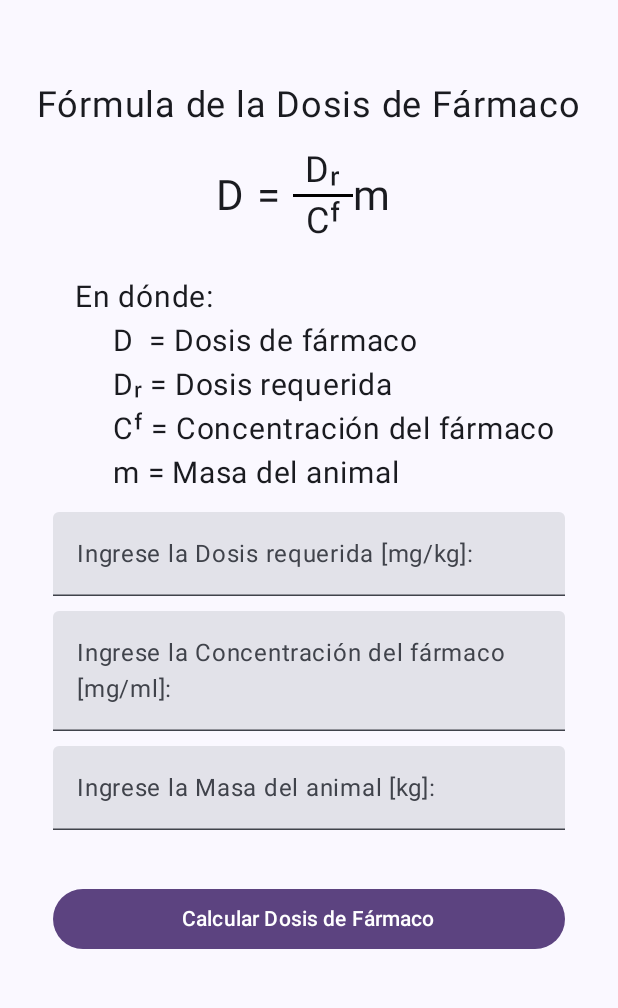
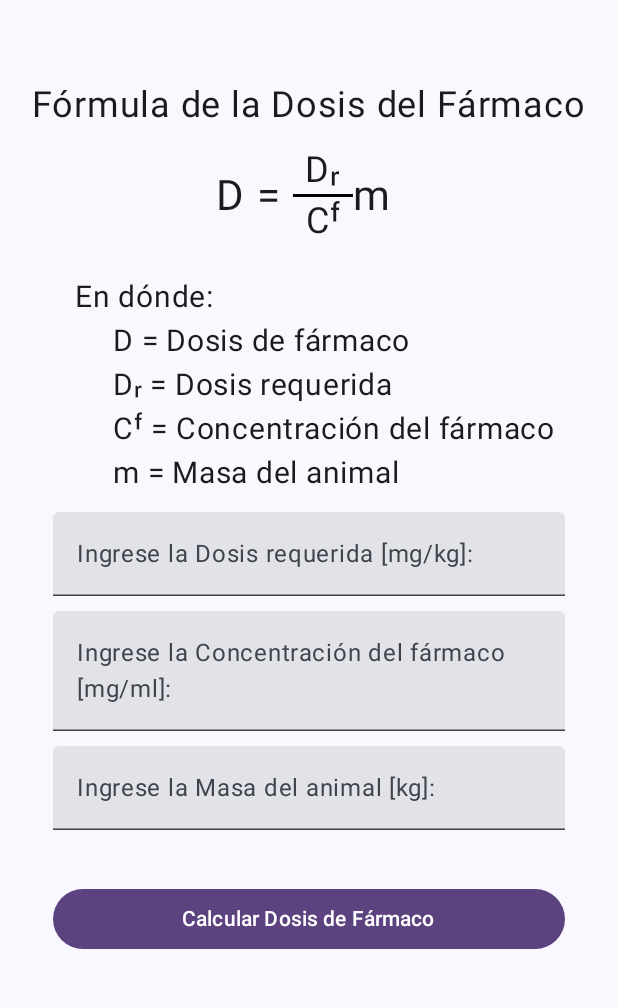
Before and after one commit to Alejandro-Vigi/VigiForm, an Android app built with Jetpack Compose: the DosageScreen screen opened through its navigation route, on a phone screen of 412 x 824 dp, the part 96-1104 px from its top. Run offline under Robolectric (Android 15) with nearby library versions, the phone set to English and light mode, and no system bars.

Commit message:
Eliminando hardcoding de la pantalla DosageScreen

```diff
--- a/app/src/main/java/com/example/vigiform/screens/DosageScreen.kt
+++ b/app/src/main/java/com/example/vigiform/screens/DosageScreen.kt
@@ -28,10 +28,12 @@ import androidx.compose.ui.Modifier
 import androidx.compose.ui.graphics.Color
 import androidx.compose.ui.input.pointer.pointerInput
 import androidx.compose.ui.platform.LocalFocusManager
+import androidx.compose.ui.res.stringResource
 import androidx.compose.ui.text.input.KeyboardType
 import androidx.compose.ui.text.style.TextAlign
 import androidx.compose.ui.unit.dp
 import androidx.compose.ui.unit.sp
+import com.example.vigiform.R
 import java.util.Locale
 
 /**
@@ -50,6 +52,17 @@ import java.util.Locale
  * an error message if any data is missing or there are calculation errors. It also includes a button to perform the calculation
  * and display specific errors, such as missing fields or division by zero.
  */
+
+// Dosage error codes
+
+private const val MISSING_DOSEPERKG = "MISSING_DOSEPERKG"
+private const val MISSING_DRUGCONCENTRATION = "MISSING_DRUGCONCENTRATION"
+private const val MISSING_DOSEPERKG_DRUGCONCENTRATION = "MISSING_DOSEPERKG_DRUGCONCENTRATION"
+private const val MISSING_DRUGCONCENTRATION_ANIMALWEIGHT = "MISSING_DRUGCONCENTRATION_ANIMALWEIGHT"
+private const val MISSING_ANIMALWEIGHT = "MISSING_ANIMALWEIGHT"
+private const val MISSING_DOSEPERKG_ANIMALWEIGHT = "MISSING_DOSEPERKG_ANIMALWEIGHT"
+private const val DIVISION_BY_ZERO = "DIVISION_BY_ZERO"
+private const val MISSING_BOTH = "MISSING_BOTH"
 
 @Composable
 fun DosageScreen() {
@@ -76,7 +89,7 @@ fun DosageScreen() {
         ) {
             Spacer(modifier = Modifier.height(120.dp))
             Text(
-                text = "Fórmula de la Dosis de Fármaco",
+                text = stringResource(id = R.string.form_dosage),
                 fontSize = 24.sp
             )
             Spacer(modifier = Modifier.height(15.dp))
@@ -85,21 +98,21 @@ fun DosageScreen() {
                 horizontalArrangement = Arrangement.Center,
                 modifier = Modifier.fillMaxWidth()
             ) {
-                Text(text = "D", fontSize = 28.sp, modifier = Modifier.padding(end = 8.dp))
-                Text(text = "=", fontSize = 28.sp, modifier = Modifier.padding(end = 8.dp))
+                Text(text = stringResource(id = R.string.dosage_letter), fontSize = 28.sp, modifier = Modifier.padding(end = 8.dp))
+                Text(text = stringResource(id = R.string.equal), fontSize = 28.sp, modifier = Modifier.padding(end = 8.dp))
                 Column(
                     horizontalAlignment = Alignment.CenterHorizontally
                 ) {
-                    Text(text = "Dᵣ", fontSize = 24.sp)
+                    Text(text = stringResource(id = R.string.dosage_r), fontSize = 24.sp)
                     HorizontalDivider(
                         modifier = Modifier
                             .width(40.dp)
                             .padding(vertical = 2.dp), thickness = 2.dp,
                         color = Color.Black
                     )
-                    Text(text = "Cᶠ", fontSize = 24.sp)
+                    Text(text = stringResource(id = R.string.concentration), fontSize = 24.sp)
                 }
-                Text(text = "m", fontSize = 28.sp, modifier = Modifier.padding(end = 8.dp))
+                Text(text = stringResource(id = R.string.mass_leter), fontSize = 28.sp, modifier = Modifier.padding(end = 8.dp))
             }
         }
 
@@ -110,30 +123,30 @@ fun DosageScreen() {
             horizontalAlignment = Alignment.Start
         ) {
             Text(
-                text = "En dónde:",
+                text = stringResource(id = R.string.label_where),
                 fontSize = 20.sp
             )
             Spacer(modifier = Modifier.height(5.dp))
             Text(
-                text = "D  = Dosis de fármaco",
+                text = stringResource(id = R.string.dosage_screen),
                 Modifier.padding(start = 25.dp),
                 fontSize = 20.sp
             )
             Spacer(modifier = Modifier.height(5.dp))
             Text(
-                text = "Dᵣ = Dosis requerida",
+                text = stringResource(id = R.string.dosage_r_screen),
                 Modifier.padding(start = 25.dp),
                 fontSize = 20.sp
             )
             Spacer(modifier = Modifier.height(5.dp))
             Text(
-                text = "Cᶠ = Concentración del fármaco",
+                text = stringResource(id = R.string.dosage_concentration_screen),
                 Modifier.padding(start = 25.dp),
                 fontSize = 20.sp
             )
             Spacer(modifier = Modifier.height(5.dp))
             Text(
-                text = "m = Masa del animal",
+                text = stringResource(id = R.string.dosage_mass_screen),
                 Modifier.padding(start = 25.dp),
                 fontSize = 20.sp
             )
@@ -154,7 +167,7 @@ fun DosageScreen() {
                         requiredDosePerKg = newValue
                     }
                 },
-                label = { Text(text = "Ingrese la Dosis requerida [mg/kg]:") },
+                label = { Text(stringResource(id = R.string.input_dosage_r)) },
                 maxLines = 1,
                 keyboardOptions = KeyboardOptions(keyboardType = KeyboardType.Number),
                 modifier = Modifier.fillMaxWidth()
@@ -169,7 +182,7 @@ fun DosageScreen() {
                         drugConcentration = newValue
                     }
                 },
-                label = { Text(text = "Ingrese la Concentración del fármaco [mg/ml]:") },
+                label = { Text(stringResource(id = R.string.input_dosage_concentration)) },
                 maxLines = 1,
                 keyboardOptions = KeyboardOptions(keyboardType = KeyboardType.Number),
                 modifier = Modifier.fillMaxWidth()
@@ -184,7 +197,7 @@ fun DosageScreen() {
                         animalWeight = newValue
                     }
                 },
-                label = { Text(text = "Ingrese la Masa del animal [kg]:") },
+                label = { Text(stringResource(id = R.string.input_dosage_mass)) },
                 maxLines = 1,
                 keyboardOptions = KeyboardOptions(keyboardType = KeyboardType.Number),
                 modifier = Modifier.fillMaxWidth()
@@ -193,7 +206,7 @@ fun DosageScreen() {
             Spacer(modifier = Modifier.height(20.dp))
 
             drugDose.let {
-                if (it == "MISSING_DOSEPERKG") {
+                if (it == MISSING_DOSEPERKG) {
                     Box(
                         modifier = Modifier
                             .fillMaxWidth()
@@ -201,9 +214,9 @@ fun DosageScreen() {
                             .padding(12.dp),
                         contentAlignment = Alignment.Center
                     ) {
-                        Text("Por favor, ingrese la dosis requerida.")
+                        Text(stringResource(id = R.string.error_dosage_r))
                     }
-                } else if (it == "MISSING_DRUGCONCENTRATION") {
+                } else if (it == MISSING_DRUGCONCENTRATION) {
                     Box(
                         modifier = Modifier
                             .fillMaxWidth()
@@ -211,9 +224,9 @@ fun DosageScreen() {
                             .padding(12.dp),
                         contentAlignment = Alignment.Center
                     ) {
-                        Text("Por favor, ingrese la concentración del fármaco.")
+                        Text(stringResource(id = R.string.error_dosage_concentration))
                     }
-                } else if (it == "MISSING_DOSEPERKG_DRUGCONCENTRATION") {
+                } else if (it == MISSING_DOSEPERKG_DRUGCONCENTRATION) {
                     Box(
                         modifier = Modifier
                             .fillMaxWidth()
@@ -221,9 +234,9 @@ fun DosageScreen() {
                             .padding(12.dp),
                         contentAlignment = Alignment.Center
                     ) {
-                        Text("Por favor, ingrese la dosis requerida y la concentración del fármaco.")
+                        Text(stringResource(id = R.string.error_dosage_r_concentration))
                     }
-                } else if (it == "MISSING_DOSEPERKG_ANIMALWEIGHT") {
+                } else if (it == MISSING_DOSEPERKG_ANIMALWEIGHT) {
                     Box(
                         modifier = Modifier
                             .fillMaxWidth()
@@ -231,9 +244,9 @@ fun DosageScreen() {
                             .padding(12.dp),
                         contentAlignment = Alignment.Center
                     ) {
-                        Text("Por favor, ingrese la dosis requerida y la masa del animal.")
+                        Text(stringResource(id = R.string.error_dosage_r_mass))
                     }
-                } else if (it == "MISSING_DRUGCONCENTRATION_ANIMALWEIGHT") {
+                } else if (it == MISSING_DRUGCONCENTRATION_ANIMALWEIGHT) {
                     Box(
                         modifier = Modifier
                             .fillMaxWidth()
@@ -241,9 +254,9 @@ fun DosageScreen() {
                             .padding(12.dp),
                         contentAlignment = Alignment.Center
                     ) {
-                        Text("Por favor, ingrese la concentración del fármaco y la masa del animal.")
+                        Text(stringResource(id = R.string.error_dosage_concentration_mass))
                     }
-                } else if (it == "MISSING_ANIMALWEIGHT") {
+                } else if (it == MISSING_ANIMALWEIGHT) {
                     Box(
                         modifier = Modifier
                             .fillMaxWidth()
@@ -251,9 +264,9 @@ fun DosageScreen() {
                             .padding(12.dp),
                         contentAlignment = Alignment.Center
                     ) {
-                        Text("Por favor, ingrese la masa del animal.")
+                        Text(stringResource(id = R.string.error_dosage_mass))
                     }
-                } else if (it == "DIVISION_BY_ZERO") {
+                } else if (it == DIVISION_BY_ZERO) {
                     Box(
                         modifier = Modifier
                             .fillMaxWidth()
@@ -261,9 +274,9 @@ fun DosageScreen() {
                             .padding(12.dp),
                         contentAlignment = Alignment.Center
                     ) {
-                        Text("No se puede dividir entre cero.")
+                        Text(stringResource(id = R.string.division_by_zero))
                     }
-                } else if (it == "MISSING_BOTH") {
+                } else if (it == MISSING_BOTH) {
                     Box(
                         modifier = Modifier
                             .fillMaxWidth()
@@ -271,11 +284,11 @@ fun DosageScreen() {
                             .padding(12.dp),
                         contentAlignment = Alignment.Center
                     ) {
-                        Text("Por favor, ingrese la dosis requerida, la concentración del fármaco y la masa del animal.")
+                        Text(stringResource(id = R.string.error_dosage_r_concentration_mass))
                     }
                 } else if (it.isNotEmpty()) {
                     Text(
-                        text = "Dosis de fármaco: $it [mL]",
+                        text = stringResource(id = R.string.dosage_result, it),
                         fontSize = 20.sp,
                         modifier = Modifier
                             .fillMaxWidth()
@@ -294,16 +307,16 @@ fun DosageScreen() {
                     val animalWeightValue = animalWeight.toFloatOrNull()
 
                     drugDose = when {
-                        requiredDosePerKg.isBlank() && drugConcentration.isBlank() && animalWeight.isBlank() -> "MISSING_BOTH"
-                        requiredDosePerKg.isBlank() && drugConcentration.isBlank() -> "MISSING_DOSEPERKG_DRUGCONCENTRATION"
-                        requiredDosePerKg.isBlank() && animalWeight.isBlank() -> "MISSING_DOSEPERKG_ANIMALWEIGHT"
-                        drugConcentration.isBlank() && animalWeight.isBlank() -> "MISSING_DRUGCONCENTRATION_ANIMALWEIGHT"
-                        requiredDosePerKg.isBlank() -> "MISSING_DOSEPERKG"
-                        drugConcentration.isBlank() -> "MISSING_DRUGCONCENTRATION"
-                        animalWeight.isBlank() -> "MISSING_ANIMALWEIGHT"
-                        drugConcentrationValue == 0f -> "DIVISION_BY_ZERO"
+                        requiredDosePerKg.isBlank() && drugConcentration.isBlank() && animalWeight.isBlank() -> MISSING_BOTH
+                        requiredDosePerKg.isBlank() && drugConcentration.isBlank() -> MISSING_DOSEPERKG_DRUGCONCENTRATION
+                        requiredDosePerKg.isBlank() && animalWeight.isBlank() -> MISSING_DOSEPERKG_ANIMALWEIGHT
+                        drugConcentration.isBlank() && animalWeight.isBlank() -> MISSING_DRUGCONCENTRATION_ANIMALWEIGHT
+                        requiredDosePerKg.isBlank() -> MISSING_DOSEPERKG
+                        drugConcentration.isBlank() -> MISSING_DRUGCONCENTRATION
+                        animalWeight.isBlank() -> MISSING_ANIMALWEIGHT
+                        drugConcentrationValue == 0f -> DIVISION_BY_ZERO
                         requiredDosePerKgValue != null && drugConcentrationValue != null && animalWeightValue != null -> String.format(Locale.US, "%.3f", (requiredDosePerKgValue/drugConcentrationValue)*animalWeightValue)
-                        else -> "MISSING_BOTH"
+                        else -> MISSING_BOTH
                     }
                 },
                 colors = ButtonDefaults.buttonColors(
@@ -315,7 +328,7 @@ fun DosageScreen() {
                     .align(Alignment.CenterHorizontally)
                     .fillMaxWidth()
             ) {
-                Text(text = "Calcular Dosis de Fármaco")
+                Text(text = stringResource(id = R.string.calculate_dosage))
             }
         }
     }
--- a/app/src/main/res/values/strings.xml
+++ b/app/src/main/res/values/strings.xml
@@ -34,6 +34,7 @@
     <!-- Multiple Screens -->
     <string name="label_where">En dónde:</string>
     <string name="division_by_zero">No se puede dividir entre cero.</string>
+    <string name="equal">=</string>
 
     <!-- DensityScreen.kt-->
     <string name="form_density">Fórmula de la Densidad</string>
@@ -52,6 +53,27 @@
     <string name="density_result">Densidad: %1$s [kg/m³]</string>
 
     <!-- DosageScreen.kt-->
+    <string name="form_dosage">Fórmula de la Dosis del Fármaco</string>
+    <string name="dosage_letter">D</string>
+    <string name="dosage_r">Dᵣ</string>
+    <string name="concentration">Cᶠ</string>
+    <string name="dosage_screen">D  = Dosis de fármaco</string>
+    <string name="dosage_r_screen">Dᵣ = Dosis requerida</string>
+    <string name="dosage_concentration_screen">Cᶠ = Concentración del fármaco</string>
+    <string name="dosage_mass_screen">m = Masa del animal</string>
+    <string name="input_dosage_r">Ingrese la Dosis requerida [mg/kg]:</string>
+    <string name="input_dosage_concentration">Ingrese la Concentración del fármaco [mg/ml]:</string>
+    <string name="input_dosage_mass">Ingrese la Masa del animal [kg]:</string>
+
+    <string name="error_dosage_r">Por favor, ingrese la dosis requerida.</string>
+    <string name="error_dosage_concentration">Por favor, ingrese la concentración del fármaco.</string>
+    <string name="error_dosage_r_concentration">Por favor, ingrese la dosis requerida y la concentración del fármaco.</string>
+    <string name="error_dosage_r_mass">Por favor, ingrese la dosis requerida y la masa del animal.</string>
+    <string name="error_dosage_concentration_mass">Por favor, ingrese la concentración del fármaco y la masa del animal.</string>
+    <string name="error_dosage_mass">Por favor, ingrese la masa del animal.</string>
+    <string name="error_dosage_r_concentration_mass">Por favor, ingrese la dosis requerida, la concentración del fármaco y la masa del animal.</string>
+    <string name="dosage_result">Dosis de fármaco: %1$s [mL]</string>
+    <string name="calculate_dosage">Calcular Dosis de Fármaco</string>
 
     <!-- KineticEnergyScreen.kt-->
 
```
